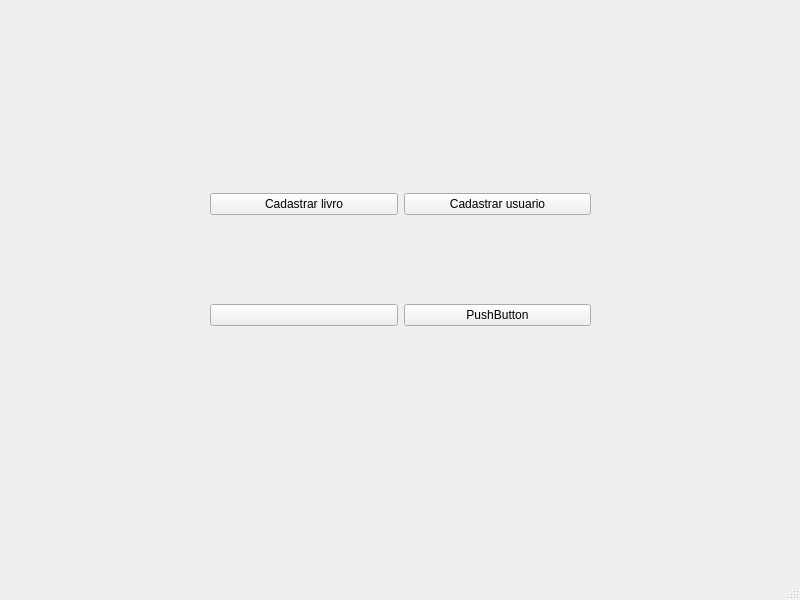
The window that views/main_window.ui (Hawstyyy/biblioteca-poo) describes before a commit, drawn with Qt 5.
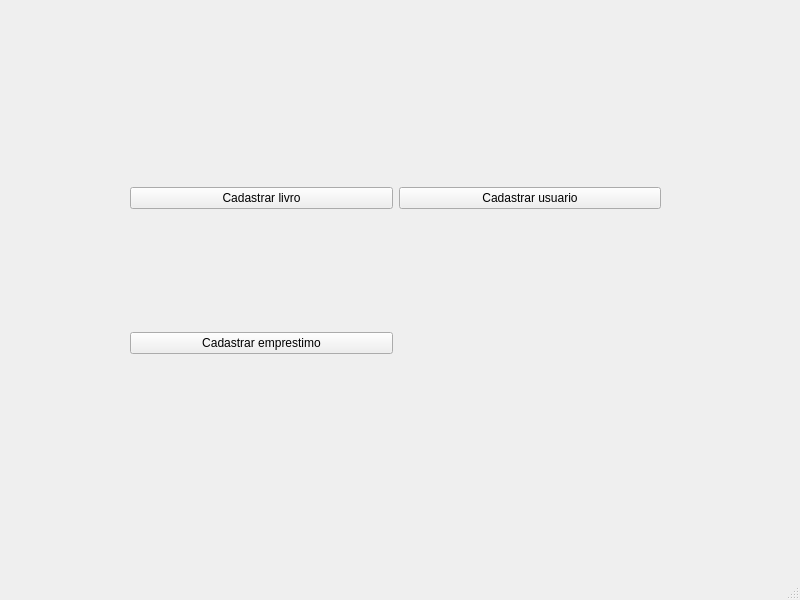
The same window after the commit.

Commit message: add emprestimo, arrumando emprestimo

```diff
--- a/views/main_window.ui
+++ b/views/main_window.ui
@@ -17,20 +17,13 @@
    <widget class="QWidget" name="gridLayoutWidget">
     <property name="geometry">
      <rect>
-      <x>210</x>
-      <y>110</y>
-      <width>381</width>
-      <height>301</height>
+      <x>130</x>
+      <y>70</y>
+      <width>531</width>
+      <height>401</height>
      </rect>
     </property>
     <layout class="QGridLayout" name="gridLayout">
-     <item row="0" column="1">
-      <widget class="QPushButton" name="cadastroUsuario">
-       <property name="text">
-        <string>Cadastrar usuario</string>
-       </property>
-      </widget>
-     </item>
      <item row="0" column="0">
       <widget class="QPushButton" name="cadastroButton">
        <property name="text">
@@ -38,17 +31,17 @@
        </property>
       </widget>
      </item>
-     <item row="1" column="1">
-      <widget class="QPushButton" name="pushButton_3">
+     <item row="0" column="1">
+      <widget class="QPushButton" name="cadastroUsuario">
        <property name="text">
-        <string>PushButton</string>
+        <string>Cadastrar usuario</string>
        </property>
       </widget>
      </item>
      <item row="1" column="0">
-      <widget class="QPushButton" name="pushButton_4">
+      <widget class="QPushButton" name="cadastroEmprestimo">
        <property name="text">
-        <string/>
+        <string>Cadastrar emprestimo</string>
        </property>
       </widget>
      </item>
```
The commit also changes 16 other files.
